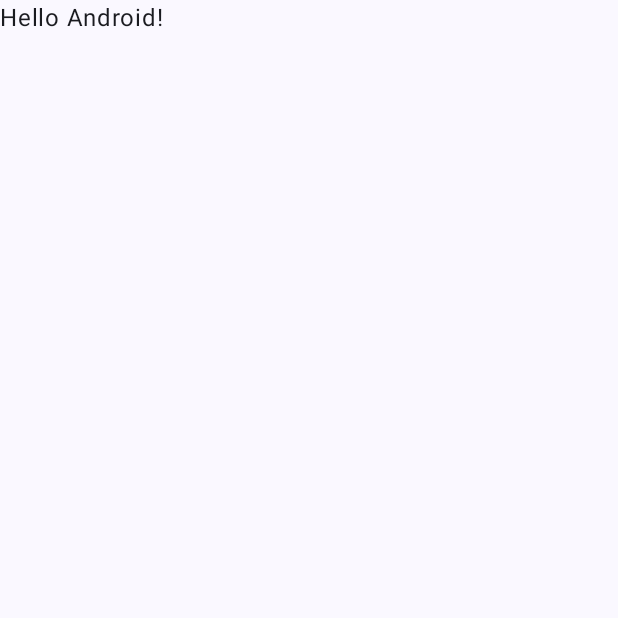
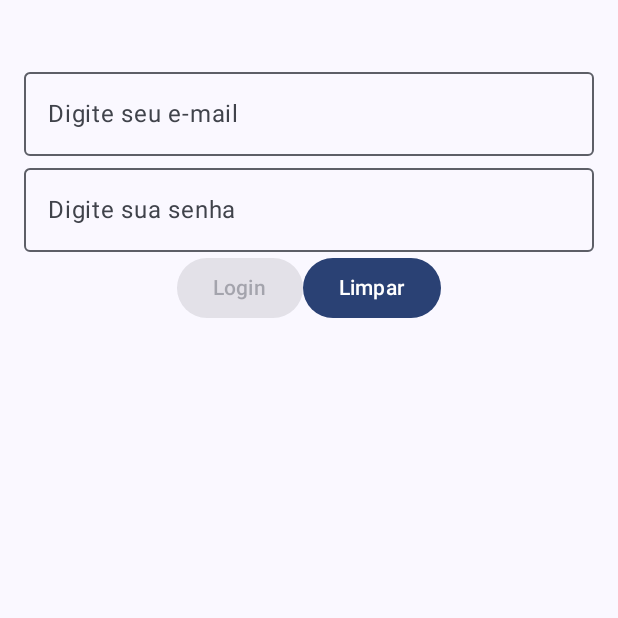
Before and after one commit to 3rivelton/Kotinha, an Android app built with Jetpack Compose: the screen it shows after launch (MainActivity before the commit, LoginActivity after it), on a phone screen of 412 x 824 dp, the top half of it. Before the commit the part shown is almost empty. Run offline under Robolectric (Android 15) with nearby library versions, the phone set to English and light mode, and no system bars.

Commit message:
Criação do projeto

```diff
--- a/app/src/main/AndroidManifest.xml
+++ b/app/src/main/AndroidManifest.xml
@@ -13,6 +13,17 @@
         android:theme="@style/Theme.Kotinha"
         tools:targetApi="31">
         <activity
+            android:name=".LoginActivity"
+            android:exported="true"
+            android:label="@string/title_activity_login"
+            android:theme="@style/Theme.Kotinha">
+            <intent-filter>
+                <action android:name="android.intent.action.MAIN" />
+
+                <category android:name="android.intent.category.LAUNCHER" />
+            </intent-filter>
+        </activity>
+        <activity
             android:name=".MainActivity"
             android:exported="true"
             android:label="@string/app_name"
--- /dev/null
+++ b/app/src/main/java/com/kotinha/LoginActivity.kt
@@ -0,0 +1,96 @@
+package com.kotinha
+
+import android.app.Activity
+import android.content.Intent
+import android.content.Intent.FLAG_ACTIVITY_SINGLE_TOP
+import android.os.Bundle
+import android.widget.Toast
+import androidx.activity.ComponentActivity
+import androidx.activity.compose.setContent
+import androidx.activity.enableEdgeToEdge
+import androidx.compose.foundation.layout.Arrangement
+import androidx.compose.foundation.layout.Row
+import androidx.compose.foundation.layout.Column
+import androidx.compose.foundation.layout.Spacer
+import androidx.compose.foundation.layout.fillMaxSize
+import androidx.compose.foundation.layout.fillMaxWidth
+import androidx.compose.foundation.layout.padding
+import androidx.compose.foundation.layout.size
+import androidx.compose.material3.ExperimentalMaterial3Api
+import androidx.compose.material3.OutlinedTextField
+import androidx.compose.material3.Scaffold
+import androidx.compose.material3.Text
+import androidx.compose.material3.Button
+import androidx.compose.runtime.Composable
+import androidx.compose.runtime.mutableStateOf
+import androidx.compose.runtime.saveable.rememberSaveable
+import androidx.compose.ui.Modifier
+import androidx.compose.ui.platform.LocalContext
+import androidx.compose.ui.tooling.preview.Preview
+import androidx.compose.ui.unit.dp
+import androidx.compose.ui.unit.sp
+import androidx.compose.runtime.getValue
+import androidx.compose.runtime.setValue
+import androidx.compose.ui.Alignment
+import androidx.compose.ui.text.input.PasswordVisualTransformation
+import com.kotinha.ui.theme.KotinhaTheme
+
+class LoginActivity : ComponentActivity() {
+    override fun onCreate(savedInstanceState: Bundle?) {
+        super.onCreate(savedInstanceState)
+        enableEdgeToEdge()
+        setContent {
+            KotinhaTheme {
+                Scaffold(modifier = Modifier.fillMaxSize()) { innerPadding ->
+                    LoginPage(
+                        modifier = Modifier.padding(innerPadding)
+                    )
+                }
+            }
+        }
+    }
+}
+
+@OptIn(ExperimentalMaterial3Api::class)
+@Preview(showBackground = true)
+@Composable
+fun LoginPage(modifier: Modifier = Modifier) {
+    var email by rememberSaveable { mutableStateOf("") }
+    var password by rememberSaveable { mutableStateOf("") }
+    val activity = LocalContext.current as? Activity
+    Column(
+        modifier = Modifier.padding(16.dp),
+        verticalArrangement = Arrangement.Center,
+        horizontalAlignment = Alignment.CenterHorizontally,
+    ) {
+        Spacer(modifier = Modifier.size(24.dp))
+        OutlinedTextField(
+            value = email,
+            label = { Text(text = "Digite seu e-mail") },
+            modifier = Modifier.fillMaxWidth(),
+            onValueChange = { email = it }
+        )
+        OutlinedTextField(
+            value = password,
+            label = { Text(text = "Digite sua senha") },
+            modifier = Modifier.fillMaxWidth(),
+            onValueChange = { password = it },
+            visualTransformation = PasswordVisualTransformation()
+        )
+        Row(modifier = modifier) {
+            Button(
+                onClick = {
+                    Toast.makeText(activity, "Login OK!", Toast.LENGTH_LONG).show()
+                },
+                enabled = email.isNotEmpty() && password.isNotEmpty()
+            ) {
+                Text("Login")
+            }
+            Button(
+                onClick = { email = ""; password = "" }
+            ) {
+                Text("Limpar")
+            }
+        }
+    }
+}
--- a/app/src/main/res/values/strings.xml
+++ b/app/src/main/res/values/strings.xml
@@ -1,3 +1,4 @@
 <resources>
     <string name="app_name">Kotinha</string>
+    <string name="title_activity_login">LoginActivity</string>
 </resources>
```
